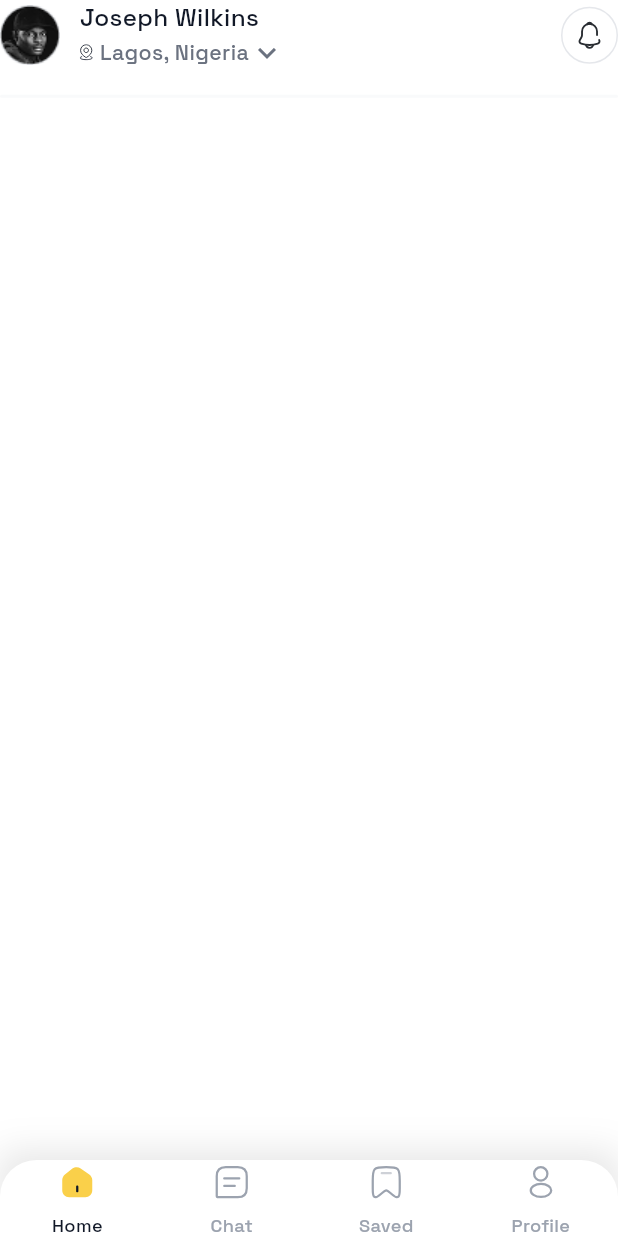
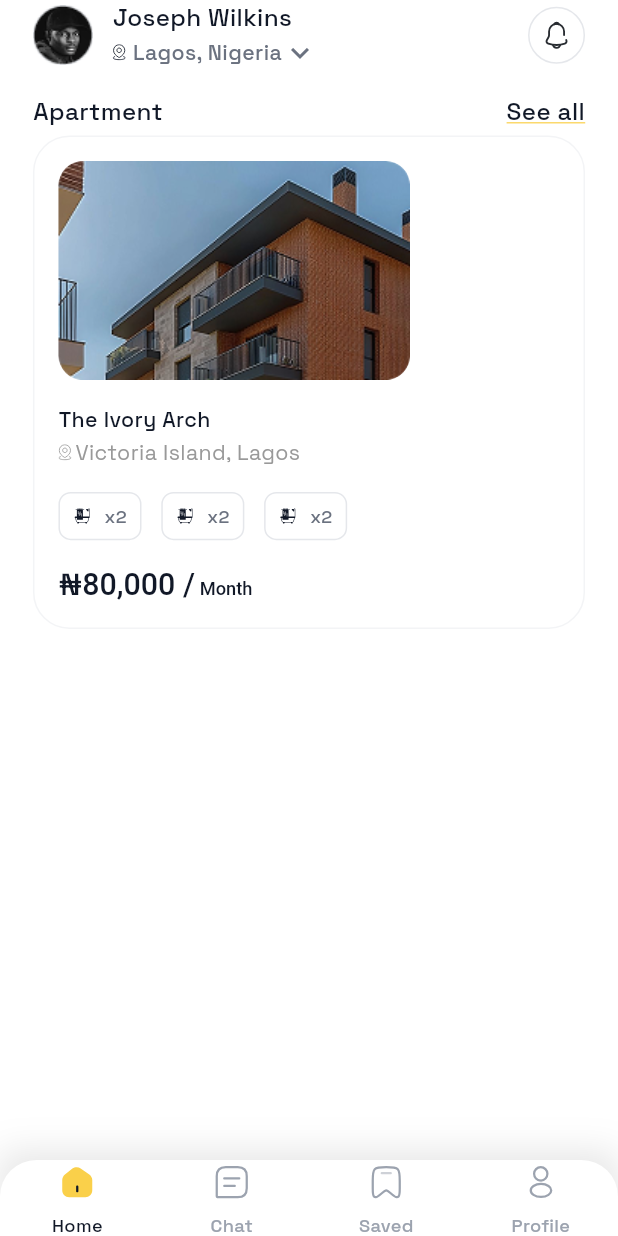
Before and after one commit to babangida19/nest_mobile, a Flutter app: the screen it shows after launch, on a phone screen of 412 x 824 dp. Run offline on Flutter 3.47's test engine with Material 3 defaults, Android fonts, the phone set to English and light mode, and no system bars; our stand-ins replace flutter_hooks, flutter_screenutil, flutter_svg, google_fonts, pin_code_fields, vector_graphics.

Commit message:
apartment card built

```diff
--- a/lib/core/app_color.dart
+++ b/lib/core/app_color.dart
@@ -3,6 +3,8 @@ import 'package:flutter/material.dart';
 class AppColor {
   static const Color white = Colors.white;
   static const Color scaffold = Color(0xFF0D131F);
+  static const Color neutral400 = Color(0xFF999999);
+
   static const Color primary = Color(0xFF111827);
 
 
--- a/lib/feature/home/home_view.dart
+++ b/lib/feature/home/home_view.dart
@@ -1,4 +1,3 @@
-
 import 'package:flutter/material.dart';
 import 'package:flutter_screenutil/flutter_screenutil.dart';
 import 'package:nest_mobile/core/app_color.dart';
@@ -13,7 +12,10 @@ class HomeView extends StatelessWidget {
   @override
   Widget build(BuildContext context) {
     return SafeArea(
+      child: Padding(
+        padding: EdgeInsets.symmetric(horizontal: 20.w),
         child: Column(
+          crossAxisAlignment: CrossAxisAlignment.start,
           children: [
             Row(
               children: [
@@ -56,10 +58,108 @@ class HomeView extends StatelessWidget {
             SizedBox(height: 16.h),
             Container(
               decoration: BoxDecoration(
-              borderRadius: BorderRadius.circular(1000.r),
-              border: Border.all(color: AppColor.primary100),
-              color: AppColor.primary200
+                  borderRadius: BorderRadius.circular(8.r),
+                  color: AppColor.secondary),
             ),
+            Row(
+              children: [
+                Text(
+                  "Apartment",
+                  style: AppTextsytle.size16w500(color: AppColor.primary),
+                ),
+                Spacer(),
+                Text(
+                  "See all",
+                  style: AppTextsytle.size16w500(color: AppColor.primary).copyWith(
+                    decoration: TextDecoration.underline,
+                    decorationColor: AppColor.secondary
+                  ),
+                ),
+              ],
+            ),
+            SizedBox(height: 4.h),
+            ApartmentCard(),
+
+          ],
+        ),
+      ),
+    );
+  }
+}
+
+class ApartmentCard extends StatelessWidget {
+  const ApartmentCard({
+    super.key,
+  });
+
+  @override
+  Widget build(BuildContext context) {
+    return Container(
+      padding: EdgeInsets.all(16),
+      decoration: BoxDecoration(
+          borderRadius: BorderRadius.circular(24.r),
+          border: Border.all(color: AppColor.primary200)),
+      child: Column(
+        crossAxisAlignment: CrossAxisAlignment.start,
+        mainAxisSize: MainAxisSize.min,
+        children: [
+          ClipRRect(
+            borderRadius: BorderRadius.circular(16.r),
+            child: Image.asset(
+              Assets.images.imageHouse.path,
+              height: 144.h,
+              fit: BoxFit.contain,
+            ),
+          ),
+          SizedBox(height: 16.h),
+          Text("The Ivory Arch",
+              style: AppTextsytle.size14w500(color: AppColor.primary)),
+          SizedBox(height: 2.h),
+          Row(
+            children: [
+              Assets.icons.iconLocation.svg(color: AppColor.neutral400),
+              SizedBox(width: 2.w),
+              Text(
+                "Victoria Island, Lagos",
+                style: AppTextsytle.size14w400(color: AppColor.neutral400),
+              ),
+            ],
+          ),
+          SizedBox(height: 16.h),
+          Row(
+            children: List.generate(3, (i) {
+              return Container(
+                margin: EdgeInsets.only(right: 12.w),
+                padding: EdgeInsets.symmetric(vertical: 6.w, horizontal: 8.w),
+                decoration: BoxDecoration(
+                    border: Border.all(color: AppColor.primary300),
+                    borderRadius: BorderRadius.circular(8.r)),
+                child: Row(
+                  mainAxisSize: MainAxisSize.min,
+                  children: [
+                    Assets.icons.iconBath.svg(),
+                    SizedBox(width: 8.w),
+                    Text(
+                      "x2",
+                      style:
+                          AppTextsytle.size12w500(color: AppColor.primary600),
+                    )
+                  ],
+                ),
+              );
+            }),
+          ),
+          SizedBox(height: 16.h),
+          RichText(
+            text: TextSpan(
+                text: "₦80,000 /",
+                style: AppTextsytle.size20w500(),
+                children: [
+                  TextSpan(
+                    text: " Month",
+                    style: AppTextsytle.size12w500(),
+                  )
+                ]),
           )
         ],
       ),
--- a/lib/feature/main/view/main_view.dart
+++ b/lib/feature/main/view/main_view.dart
@@ -1,12 +1,10 @@
 import 'package:flutter/material.dart';
 import 'package:flutter_hooks/flutter_hooks.dart';
 import 'package:flutter_screenutil/flutter_screenutil.dart';
-import 'package:flutter_svg/svg.dart';
 import 'package:nest_mobile/core/app_color.dart';
 import 'package:nest_mobile/core/app_textsytle.dart';
 import 'package:nest_mobile/feature/home/home_view.dart';
 import 'package:nest_mobile/gen/assets.gen.dart';
-
 
 class MainView extends HookWidget {
   const MainView({super.key});
@@ -59,7 +57,6 @@ class MainView extends HookWidget {
               ),
               animationDuration: Duration(milliseconds: 400),
               destinations: [
-
                 NavigationDestination(
                   icon: Assets.icons.iconHome.svg(),
                   selectedIcon: Assets.icons.iconHomeSelected.svg(),
@@ -77,7 +74,6 @@ class MainView extends HookWidget {
                 ),
                 NavigationDestination(
                   icon: Assets.icons.iconProfile.svg(),
-
                   selectedIcon: Assets.icons.iconProfileSelected.svg(),
                   label: "Profile",
                 ),
@@ -97,7 +93,7 @@ class MainView extends HookWidget {
       case 1:
         return Center(
           child: Text(
-            'Bookmarks',
+            'Chat',
             style: TextStyle(fontSize: 24, fontWeight: FontWeight.bold),
           ),
         );
--- a/lib/gen/assets.gen.dart
+++ b/lib/gen/assets.gen.dart
@@ -17,6 +17,13 @@ class $AssetsIconsGen {
 
   /// File path: assets/icons/icon_apple.svg
   SvgGenImage get iconApple => const SvgGenImage('assets/icons/icon_apple.svg');
+
+  /// File path: assets/icons/icon_bath.svg
+  SvgGenImage get iconBath => const SvgGenImage('assets/icons/icon_bath.svg');
+
+  /// File path: assets/icons/icon_bedroom.svg
+  SvgGenImage get iconBedroom =>
+      const SvgGenImage('assets/icons/icon_bedroom.svg');
 
   /// File path: assets/icons/icon_bookmark.svg
   SvgGenImage get iconBookmark =>
@@ -64,6 +71,10 @@ class $AssetsIconsGen {
   SvgGenImage get iconOutlineBack =>
       const SvgGenImage('assets/icons/icon_outline_back.svg');
 
+  /// File path: assets/icons/icon_parking_space.svg
+  SvgGenImage get iconParkingSpace =>
+      const SvgGenImage('assets/icons/icon_parking_space.svg');
+
   /// File path: assets/icons/icon_profile.svg
   SvgGenImage get iconProfile =>
       const SvgGenImage('assets/icons/icon_profile.svg');
@@ -75,6 +86,8 @@ class $AssetsIconsGen {
   /// List of all assets
   List<SvgGenImage> get values => [
         iconApple,
+        iconBath,
+        iconBedroom,
         iconBookmark,
         iconBookmarkSelected,
         iconCharmTick,
@@ -87,6 +100,7 @@ class $AssetsIconsGen {
         iconMessageSelected,
         iconNotification,
         iconOutlineBack,
+        iconParkingSpace,
         iconProfile,
         iconProfileSelected
       ];
@@ -94,6 +108,10 @@ class $AssetsIconsGen {
 
 class $AssetsImagesGen {
   const $AssetsImagesGen();
+
+  /// File path: assets/images/image_house.png
+  AssetGenImage get imageHouse =>
+      const AssetGenImage('assets/images/image_house.png');
 
   /// File path: assets/images/image_user_profile.png
   AssetGenImage get imageUserProfile =>
@@ -104,7 +122,8 @@ class $AssetsImagesGen {
       const AssetGenImage('assets/images/onboarding_image.jpg');
 
   /// List of all assets
-  List<AssetGenImage> get values => [imageUserProfile, onboardingImage];
+  List<AssetGenImage> get values =>
+      [imageHouse, imageUserProfile, onboardingImage];
 }
 
 class Assets {
```
Also changed, not shown: assets/icons/icon_bath.svg (added), assets/icons/icon_bedroom.svg (added), assets/icons/icon_parking_space.svg (added), assets/images/image_house.png (added). Lines whose indentation alone changed are shown as unchanged.
